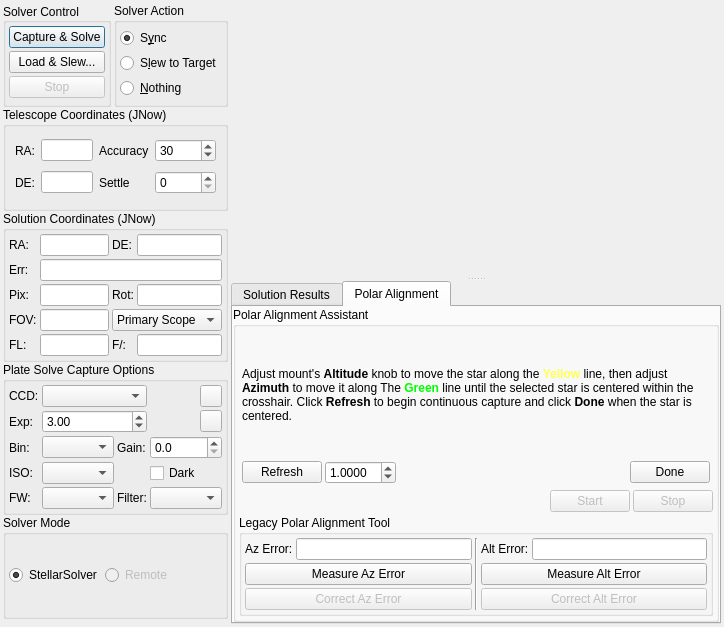
Qt form kstars/ekos/align/align.ui (KDE/kstars) before a commit.
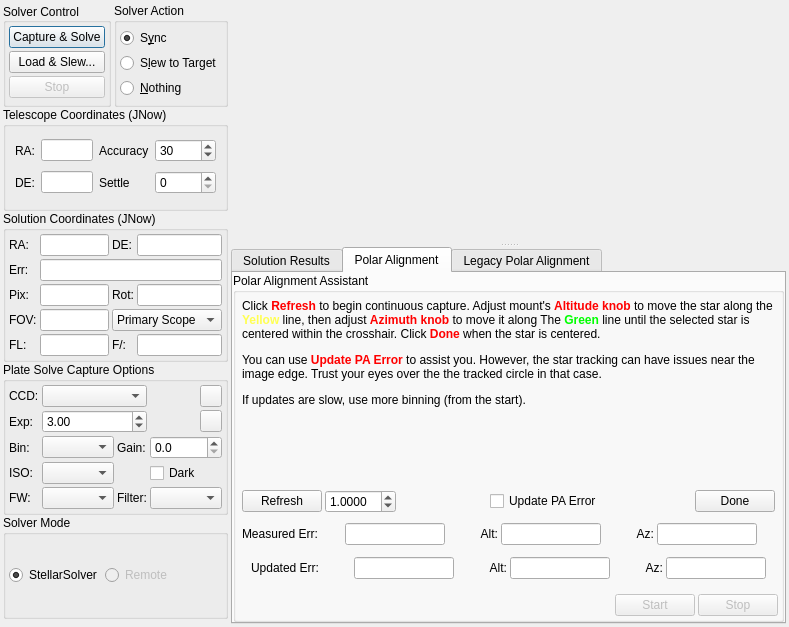
The same form after that commit. The open tabs and pages were chosen to show the change. Custom widgets are drawn as their Qt base class.

Commit message: New UI to help user correct polar alignment.

```diff
--- a/kstars/ekos/align/align.ui
+++ b/kstars/ekos/align/align.ui
@@ -1515,13 +1515,29 @@
                <item>
                 <widget class="QLabel" name="refreshText">
                  <property name="text">
-                  <string>&lt;html&gt;&lt;head/&gt;&lt;body&gt;&lt;p&gt;Adjust mount's &lt;span style=&quot; font-weight:600;&quot;&gt;Altitude&lt;/span&gt; knob to move the star along the &lt;span style=&quot; font-weight:600; color:#ffff50;&quot;&gt;Yellow&lt;/span&gt; line, then adjust &lt;span style=&quot; font-weight:600;&quot;&gt;Azimuth&lt;/span&gt; to move it along The &lt;span style=&quot; font-weight:600; color:#00ff00;&quot;&gt;Green&lt;/span&gt; line until the selected star is centered within the crosshair. Click &lt;span style=&quot; font-weight:600;&quot;&gt;Refresh&lt;/span&gt; to begin continuous capture and click &lt;span style=&quot; font-weight:600;&quot;&gt;Done&lt;/span&gt; when the star is centered.&lt;/p&gt;&lt;/body&gt;&lt;/html&gt;</string>
+                  <string>&lt;html&gt;&lt;head/&gt;&lt;body&gt;&lt;p&gt;Click &lt;span style=&quot; font-weight:600; color:#ff0000;&quot;&gt;Refresh&lt;/span&gt; to begin continuous capture. Adjust mount's &lt;span style=&quot; font-weight:600; color:#ff0000;&quot;&gt;Altitude knob&lt;/span&gt; to move the star along the &lt;span style=&quot; font-weight:600; color:#ffff50;&quot;&gt;Yellow&lt;/span&gt; line, then adjust &lt;span style=&quot; font-weight:600; color:#ff0000;&quot;&gt;Azimuth knob&lt;/span&gt; to move it along The &lt;span style=&quot; font-weight:600; color:#00ff00;&quot;&gt;Green&lt;/span&gt; line until the selected star is centered within the crosshair. Click &lt;span style=&quot; font-weight:600; color:#ff0000;&quot;&gt;Done&lt;/span&gt; when the star is centered.&lt;/p&gt; &lt;p&gt;You can use &lt;span style=&quot; font-weight:600; color:#ff0000;&quot;&gt;Update PA Error&lt;/span&gt; to assist you. However, the star tracking can have issues near the image edge. Trust your eyes over the the tracked circle in that case.&lt;/p&gt;&lt;p&gt;If updates are slow, use more binning (from the start).&lt;/p&gt;      &lt;/body&gt;&lt;/html&gt;</string>
                  </property>
                  <property name="wordWrap">
                   <bool>true</bool>
                  </property>
                 </widget>
                </item>
+               <item>
+                <spacer name="verticalSpacer_2">
+                 <property name="orientation">
+                  <enum>Qt::Vertical</enum>
+                 </property>
+                 <property name="sizeType">
+                  <enum>QSizePolicy::Maximum</enum>
+                 </property>
+                 <property name="sizeHint" stdset="0">
+                  <size>
+                   <width>0</width>
+                   <height>150</height>
+                  </size>
+                 </property>
+                </spacer>
+               </item>
                <item>
                 <layout class="QHBoxLayout" name="horizontalLayout_15">
                  <property name="spacing">
@@ -1566,6 +1582,29 @@
                    </property>
                   </spacer>
                  </item>
+                 <item>
+                  <widget class="QCheckBox" name="PAHRefreshUpdateError">
+                   <property name="toolTip">
+                    <string>Re-estimates the new polar-alignment error after refresh exposures. Will help you see what your new polar alignment error is, but takes compute resources and can slow down the exposure rate.</string>
+                   </property>
+                   <property name="text">
+                    <string>Update PA Error</string>
+                   </property>
+                  </widget>
+                 </item>
+                 <item>
+                  <spacer name="horizontalSpacer_7b">
+                   <property name="orientation">
+                    <enum>Qt::Horizontal</enum>
+                   </property>
+                   <property name="sizeHint" stdset="0">
+                    <size>
+                     <width>40</width>
+                     <height>20</height>
+                    </size>
+                   </property>
+                  </spacer>
+                 </item>
                  <item>
                   <widget class="QPushButton" name="PAHDoneB">
                    <property name="text">
@@ -1575,6 +1614,572 @@
                  </item>
                 </layout>
                </item>
+               <item>
+                <spacer name="verticalSpacerBeforeErrors">
+                 <property name="orientation">
+                  <enum>Qt::Vertical</enum>
+                 </property>
+                 <property name="sizeType">
+                  <enum>QSizePolicy::Minimum</enum>
+                 </property>
+                 <property name="sizeHint" stdset="0">
+                  <size>
+                   <width>20</width>
+                   <height>7</height>
+                  </size>
+                 </property>
+                </spacer>
+               </item>
+               <item>
+                <layout class="QHBoxLayout" name="horizontalLayout_origError">
+                 <property name="spacing">
+                  <number>3</number>
+                 </property>
+                 <item>
+                  <widget class="QLabel" name="label_PAHOrigErrorTotal">
+                   <property name="minimumSize">
+                    <size>
+                     <width>100</width>
+                     <height>0</height>
+                    </size>
+                   </property>
+                   <property name="maximumSize">
+                    <size>
+                     <width>100</width>
+                     <height>16777215</height>
+                    </size>
+                   </property>
+                   <property name="toolTip">
+                    <string>Polar Alignment total error measured by the 3 exposures at the start of the polar-alignment procedure.</string>
+                   </property>
+                   <property name="text">
+                    <string>Measured Err:</string>
+                   </property>
+                  </widget>
+                 </item>
+                 <item>
+                  <widget class="QLineEdit" name="PAHOrigErrorTotal">
+                   <property name="minimumSize">
+                    <size>
+                     <width>100</width>
+                     <height>0</height>
+                    </size>
+                   </property>
+                   <property name="maximumSize">
+                    <size>
+                     <width>100</width>
+                     <height>16777215</height>
+                    </size>
+                   </property>
+                   <property name="readOnly">
+                    <bool>true</bool>
+                   </property>
+                   <property name="toolTip">
+                    <string>Polar Alignment total error measured by the 3 exposures at the start of the polar-alignment procedure.</string>
+                   </property>
+                  </widget>
+                 </item>
+                 <item>
+                  <widget class="QLabel" name="label_PAHOrigErrorAlt">
+                   <property name="minimumSize">
+                    <size>
+                     <width>50</width>
+                     <height>0</height>
+                    </size>
+                   </property>
+                   <property name="maximumSize">
+                    <size>
+                     <width>50</width>
+                     <height>16777215</height>
+                    </size>
+                   </property>
+                   <property name="toolTip">
+                    <string>Polar Alignment altitude error measured by the 3 exposures at the start of the polar-alignment procedure.</string>
+                   </property>
+                   <property name="text">
+                    <string>Alt:</string>
+                   </property>
+                   <property name="alignment">
+                    <set>Qt::AlignRight|Qt::AlignTrailing|Qt::AlignVCenter</set>
+                   </property>
+                  </widget>
+                 </item>
+                 <item>
+                  <widget class="QLineEdit" name="PAHOrigErrorAlt">
+                   <property name="minimumSize">
+                    <size>
+                     <width>100</width>
+                     <height>0</height>
+                    </size>
+                   </property>
+                   <property name="maximumSize">
+                    <size>
+                     <width>100</width>
+                     <height>16777215</height>
+                    </size>
+                   </property>
+                   <property name="readOnly">
+                    <bool>true</bool>
+                   </property>
+                   <property name="toolTip">
+                    <string>Polar Alignment altitude error measured by the 3 exposures at the start of the polar-alignment procedure.</string>
+                   </property>
+                  </widget>
+                 </item>
+                 <item>
+                  <widget class="QLabel" name="label_PAHOrigErrorAz">
+                   <property name="minimumSize">
+                    <size>
+                     <width>50</width>
+                     <height>0</height>
+                    </size>
+                   </property>
+                   <property name="maximumSize">
+                    <size>
+                     <width>50</width>
+                     <height>16777215</height>
+                    </size>
+                   </property>
+                   <property name="toolTip">
+                    <string>Polar Alignment azimuth error measured by the 3 exposures at the start of the polar-alignment procedure.</string>
+                   </property>
+                   <property name="text">
+                    <string>Az:</string>
+                   </property>
+                   <property name="alignment">
+                    <set>Qt::AlignRight|Qt::AlignTrailing|Qt::AlignVCenter</set>
+                   </property>
+                  </widget>
+                 </item>
+                 <item>
+                  <widget class="QLineEdit" name="PAHOrigErrorAz">
+                   <property name="minimumSize">
+                    <size>
+                     <width>100</width>
+                     <height>0</height>
+                    </size>
+                   </property>
+                   <property name="maximumSize">
+                    <size>
+                     <width>100</width>
+                     <height>16777215</height>
+                    </size>
+                   </property>
+                   <property name="readOnly">
+                    <bool>true</bool>
+                   </property>
+                   <property name="toolTip">
+                    <string>Polar Alignment azimuth error measured by the 3 exposures at the start of the polar-alignment procedure.</string>
+                   </property>
+                  </widget>
+                 </item>
+                 <item>
+                  <spacer name="horizontalSpacer_origError">
+                   <property name="orientation">
+                    <enum>Qt::Horizontal</enum>
+                   </property>
+                   <property name="sizeHint" stdset="0">
+                    <size>
+                     <width>40</width>
+                     <height>20</height>
+                    </size>
+                   </property>
+                  </spacer>
+                 </item>
+                </layout>
+               </item>
+               <item>
+                <widget class="QWidget" name="PAHUpdatedErrorLine">
+                 <layout class="QHBoxLayout" name="PAHUpdatedErrorLineLayout">
+                  <property name="spacing">
+                   <number>3</number>
+                  </property>
+                  <item>
+                   <widget class="QLabel" name="label_PAHUpdatedErrorTotal">
+                    <property name="minimumSize">
+                     <size>
+                      <width>100</width>
+                      <height>0</height>
+                     </size>
+                    </property>
+                    <property name="maximumSize">
+                     <size>
+                      <width>100</width>
+                      <height>16777215</height>
+                     </size>
+                    </property>
+                    <property name="toolTip">
+                     <string>Polar Alignment total error estimated after recent adjustments.</string>
+                    </property>
+                    <property name="text">
+                     <string>Updated Err:</string>
+                    </property>
+                   </widget>
+                  </item>
+                  <item>
+                   <widget class="QLineEdit" name="PAHUpdatedErrorTotal">
+                    <property name="minimumSize">
+                     <size>
+                      <width>100</width>
+                      <height>0</height>
+                     </size>
+                    </property>
+                    <property name="maximumSize">
+                     <size>
+                      <width>100</width>
+                      <height>16777215</height>
+                     </size>
+                    </property>
+                    <property name="readOnly">
+                     <bool>true</bool>
+                    </property>
+                   <property name="toolTip">
+                     <string>Polar Alignment total error estimated after recent adjustments.</string>
+                   </property>                    
+                   </widget>
+                  </item>
+                  <item>
+                   <widget class="QLabel" name="label_PAHUpdatedErrorAlt">
+                    <property name="minimumSize">
+                     <size>
+                      <width>50</width>
+                      <height>0</height>
+                     </size>
+                    </property>
+                    <property name="maximumSize">
+                     <size>
+                      <width>50</width>
+                      <height>16777215</height>
+                     </size>
+                    </property>
+                    <property name="toolTip">
+                     <string>Polar Alignment altitude error estimated after recent adjustments.</string>
+                    </property>
+                    <property name="text">
+                     <string>Alt:</string>
+                    </property>
+                    <property name="alignment">
+                     <set>Qt::AlignRight|Qt::AlignTrailing|Qt::AlignVCenter</set>
+                    </property>
+                   </widget>
+                  </item>
+                  <item>
+                   <widget class="QLineEdit" name="PAHUpdatedErrorAlt">
+                    <property name="minimumSize">
+                     <size>
+                      <width>100</width>
+                      <height>0</height>
+                     </size>
+                    </property>
+                    <property name="maximumSize">
+                     <size>
+                      <width>50</width>
+                      <height>16777215</height>
+                     </size>
+                    </property>
+                    <property name="readOnly">
+                     <bool>true</bool>
+                    </property>
+                   <property name="toolTip">
+                     <string>Polar Alignment altitude error estimated after recent adjustments.</string>
+                   </property>                    
+                   </widget>
+                  </item>
+                  <item>
+                   <widget class="QLabel" name="label_PAHUpdatedErrorAz">
+                    <property name="minimumSize">
+                     <size>
+                      <width>50</width>
+                      <height>0</height>
+                     </size>
+                    </property>
+                    <property name="maximumSize">
+                     <size>
+                      <width>50</width>
+                      <height>16777215</height>
+                     </size>
+                    </property>
+                    <property name="toolTip">
+                     <string>Polar Alignment azimuth error estimated after recent adjustments.</string>
+                    </property>
+                    <property name="text">
+                     <string>Az:</string>
+                    </property>
+                    <property name="alignment">
+                     <set>Qt::AlignRight|Qt::AlignTrailing|Qt::AlignVCenter</set>
+                    </property>
+                   </widget>
+                  </item>
+                  <item>
+                   <widget class="QLineEdit" name="PAHUpdatedErrorAz">
+                    <property name="minimumSize">
+                     <size>
+                      <width>100</width>
+                      <height>0</height>
+                     </size>
+                    </property>
+                    <property name="maximumSize">
+                     <size>
+                      <width>100</width>
+                      <height>16777215</height>
+                     </size>
+                    </property>
+                    <property name="readOnly">
+                     <bool>true</bool>
+                    </property>
+                   <property name="toolTip">
+                     <string>Polar Alignment azimuth error estimated after recent adjustments.</string>
+                   </property>                    
+                   </widget>
+                  </item>
+                  <item>
+                   <spacer name="horizontalSpacer_updatedError">
+                    <property name="orientation">
+                     <enum>Qt::Horizontal</enum>
+                    </property>
+                    <property name="sizeHint" stdset="0">
+                     <size>
+                      <width>40</width>
+                      <height>20</height>
+                     </size>
+                    </property>
+                   </spacer>
+                  </item>
+                 </layout>
+                </widget>
+               </item>
+              </layout>
+             </widget>
+             <widget class="QWidget" name="PAHFirstSolverPage">
+              <layout class="QVBoxLayout" name="verticalLayout_s1">
+               <property name="spacing">
+                <number>3</number>
+               </property>
+               <property name="leftMargin">
+                <number>3</number>
+               </property>
+               <property name="topMargin">
+                <number>3</number>
+               </property>
+               <property name="rightMargin">
+                <number>3</number>
+               </property>
+               <property name="bottomMargin">
+                <number>3</number>
+               </property>
+               <item>
+                <widget class="QLabel" name="firstSolverText">
+                 <property name="text">
+                  <string>&lt;p&gt;Solving the first image...&lt;/p&gt;</string>
+                 </property>
+                 <property name="wordWrap">
+                  <bool>true</bool>
+                 </property>
+                </widget>
+               </item>
+              </layout>
+             </widget>
+             <widget class="QWidget" name="PAHSecondSolverPage">
+              <layout class="QVBoxLayout" name="verticalLayout_s2">
+               <property name="spacing">
+                <number>3</number>
+               </property>
+               <property name="leftMargin">
+                <number>3</number>
+               </property>
+               <property name="topMargin">
+                <number>3</number>
+               </property>
+               <property name="rightMargin">
+                <number>3</number>
+               </property>
+               <property name="bottomMargin">
+                <number>3</number>
+               </property>
+               <item>
+                <widget class="QLabel" name="secondSolverText">
+                 <property name="text">
+                  <string>&lt;p&gt;Solving the second image...&lt;/p&gt;</string>
+                 </property>
+                 <property name="wordWrap">
+                  <bool>true</bool>
+                 </property>
+                </widget>
+               </item>
+              </layout>
+             </widget>
+             <widget class="QWidget" name="PAHThirdSolverPage">
+              <layout class="QVBoxLayout" name="verticalLayout_s3">
+               <property name="spacing">
+                <number>3</number>
+               </property>
+               <property name="leftMargin">
+                <number>3</number>
+               </property>
+               <property name="topMargin">
+                <number>3</number>
+               </property>
+               <property name="rightMargin">
+                <number>3</number>
+               </property>
+               <property name="bottomMargin">
+                <number>3</number>
+               </property>
+               <item>
+                <widget class="QLabel" name="thirdSolverText">
+                 <property name="text">
+                  <string>&lt;p&gt;Solving the third image...&lt;/p&gt;</string>
+                 </property>
+                 <property name="wordWrap">
+                  <bool>true</bool>
+                 </property>
+                </widget>
+               </item>
+              </layout>
+             </widget>
+             <widget class="QWidget" name="PAHFirstWcsPage">
+              <layout class="QVBoxLayout" name="verticalLayout_w1">
+               <property name="spacing">
+                <number>3</number>
+               </property>
+               <property name="leftMargin">
+                <number>3</number>
+               </property>
+               <property name="topMargin">
+                <number>3</number>
+               </property>
+               <property name="rightMargin">
+                <number>3</number>
+               </property>
+               <property name="bottomMargin">
+                <number>3</number>
+               </property>
+               <item>
+                <widget class="QLabel" name="firstWcsText">
+                 <property name="text">
+                  <string>&lt;p&gt;Calculating WCS for the first image...&lt;/p&gt;</string>
+                 </property>
+                 <property name="wordWrap">
+                  <bool>true</bool>
+                 </property>
+                </widget>
+               </item>
+              </layout>
+             </widget>
+             <widget class="QWidget" name="PAHSecondWcsPage">
+              <layout class="QVBoxLayout" name="verticalLayout_w2">
+               <property name="spacing">
+                <number>3</number>
+               </property>
+               <property name="leftMargin">
+                <number>3</number>
+               </property>
+               <property name="topMargin">
+                <number>3</number>
+               </property>
+               <property name="rightMargin">
+                <number>3</number>
+               </property>
+               <property name="bottomMargin">
+                <number>3</number>
+               </property>
+               <item>
+                <widget class="QLabel" name="secondWcsText">
+                 <property name="text">
+                  <string>&lt;p&gt;Calculating WCS for the second image...&lt;/p&gt;</string>
+                 </property>
+                 <property name="wordWrap">
+                  <bool>true</bool>
+                 </property>
+                </widget>
+               </item>
+              </layout>
+             </widget>
+             <widget class="QWidget" name="PAHThirdWcsPage">
+              <layout class="QVBoxLayout" name="verticalLayout_w3">
+               <property name="spacing">
+                <number>3</number>
+               </property>
+               <property name="leftMargin">
+                <number>3</number>
+               </property>
+               <property name="topMargin">
+                <number>3</number>
+               </property>
+               <property name="rightMargin">
+                <number>3</number>
+               </property>
+               <property name="bottomMargin">
+                <number>3</number>
+               </property>
+               <item>
+                <widget class="QLabel" name="thirdWcsText">
+                 <property name="text">
+                  <string>&lt;p&gt;Calculating WCS for the third image...&lt;/p&gt;</string>
+                 </property>
+                 <property name="wordWrap">
+                  <bool>true</bool>
+                 </property>
+                </widget>
+               </item>
+              </layout>
+             </widget>
+             <widget class="QWidget" name="PAHFirstSettlePage">
+              <layout class="QVBoxLayout" name="verticalLayout_se1">
+               <property name="spacing">
+                <number>3</number>
+               </property>
+               <property name="leftMargin">
+                <number>3</number>
+               </property>
+               <property name="topMargin">
+                <number>3</number>
+               </property>
+               <property name="rightMargin">
+                <number>3</number>
+               </property>
+               <property name="bottomMargin">
+                <number>3</number>
+               </property>
+               <item>
+                <widget class="QLabel" name="firstSettleText">
+                 <property name="text">
+                    <string>&lt;p&gt;Settling after the &lt;span style=&quot; font-style:italic;&quot;&gt;first&lt;/span&gt; mount rotation.&lt;/p&gt;</string>
+                 </property>
+                 <property name="wordWrap">
+                  <bool>true</bool>
+                 </property>
+                </widget>
+               </item>
+              </layout>
+             </widget>
+             <widget class="QWidget" name="PAHSecondSettlePage">
+              <layout class="QVBoxLayout" name="verticalLayout_se2">
+               <property name="spacing">
+                <number>3</number>
+               </property>
+               <property name="leftMargin">
+                <number>3</number>
+               </property>
+               <property name="topMargin">
+                <number>3</number>
+               </property>
+               <property name="rightMargin">
+                <number>3</number>
+               </property>
+               <property name="bottomMargin">
+                <number>3</number>
+               </property>
+               <item>
+                <widget class="QLabel" name="secondSettleText">
+                 <property name="text">
+                    <string>&lt;p&gt;Settling after the &lt;span style=&quot; font-style:italic;&quot;&gt;second&lt;/span&gt; mount rotation.&lt;/p&gt;</string>
+                 </property>
+                 <property name="wordWrap">
+                  <bool>true</bool>
+                 </property>
+                </widget>
+               </item>
               </layout>
              </widget>
             </widget>
@@ -1625,7 +2230,11 @@
              </item>
             </layout>
            </item>
-           <item>
+          </layout>
+         </widget>
+        </item>
+       </layout>
+      </widget>
             <widget class="QGroupBox" name="polarAlignmentGroup">
              <property name="title">
               <string>Legacy Polar Alignment Tool</string>
@@ -1633,6 +2242,9 @@
              <property name="alignment">
               <set>Qt::AlignLeading|Qt::AlignLeft|Qt::AlignTop</set>
              </property>
+       <attribute name="title">
+        <string>Legacy Polar Alignment</string>
+       </attribute>
              <layout class="QHBoxLayout" name="horizontalLayout_9">
               <property name="spacing">
                <number>3</number>
@@ -1748,12 +2360,6 @@
               </item>
              </layout>
             </widget>
-           </item>
-          </layout>
-         </widget>
-        </item>
-       </layout>
-      </widget>
      </widget>
     </widget>
    </item>
```
Left out of the diff: 8 changed lines with no effect on the pictures. Lines whose indentation alone changed are shown as unchanged. The commit also changes 21 other files.
